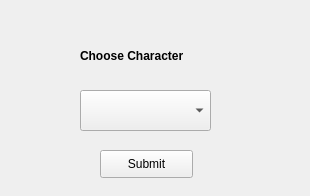
First picture: the form in forms/ui_forms/load_char_form.ui, repository ericmullally/dnd_tracker, before the edit.
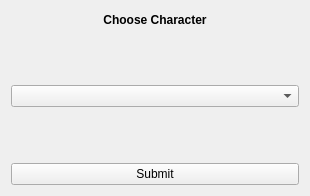
Second picture: the form after the edit.

Diff of the .ui file:
```diff
--- a/forms/ui_forms/load_char_form.ui
+++ b/forms/ui_forms/load_char_form.ui
@@ -13,25 +13,9 @@
   <property name="windowTitle">
    <string>Form</string>
   </property>
-  <widget class="QComboBox" name="character_choices_box">
-   <property name="geometry">
-    <rect>
-     <x>80</x>
-     <y>90</y>
-     <width>131</width>
-     <height>41</height>
-    </rect>
-   </property>
-  </widget>
+  <layout class="QGridLayout" name="gridLayout">
+   <item row="0" column="0">
   <widget class="QLabel" name="choose_character_header">
-   <property name="geometry">
-    <rect>
-     <x>80</x>
-     <y>40</y>
-     <width>151</width>
-     <height>31</height>
-    </rect>
-   </property>
    <property name="font">
     <font>
      <pointsize>9</pointsize>
@@ -42,20 +26,22 @@
    <property name="text">
     <string>Choose Character</string>
    </property>
-  </widget>
+     <property name="alignment">
+      <set>Qt::AlignCenter</set>
+     </property>
+    </widget>
+   </item>
+   <item row="8" column="0">
   <widget class="QPushButton" name="char_submit">
-   <property name="geometry">
-    <rect>
-     <x>100</x>
-     <y>150</y>
-     <width>93</width>
-     <height>28</height>
-    </rect>
-   </property>
    <property name="text">
     <string>Submit</string>
    </property>
   </widget>
+   </item>
+   <item row="1" column="0" rowspan="7">
+    <widget class="QComboBox" name="character_choices_box"/>
+   </item>
+  </layout>
  </widget>
  <resources/>
  <connections/>
```
Lines whose indentation alone changed are shown as unchanged.
